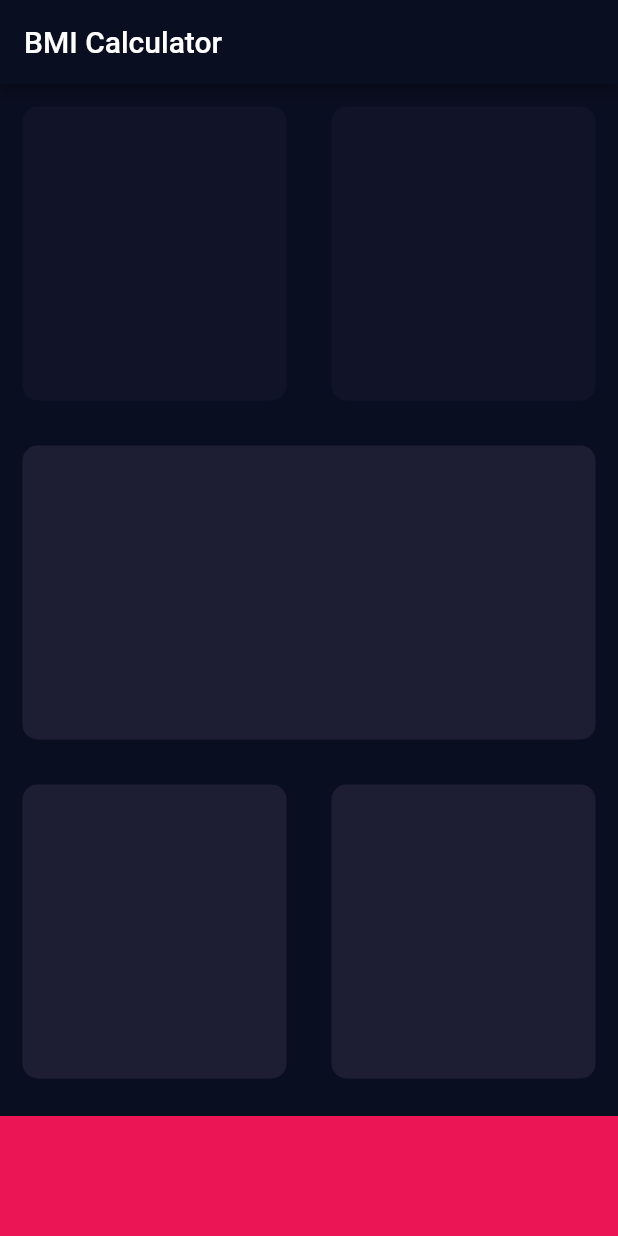
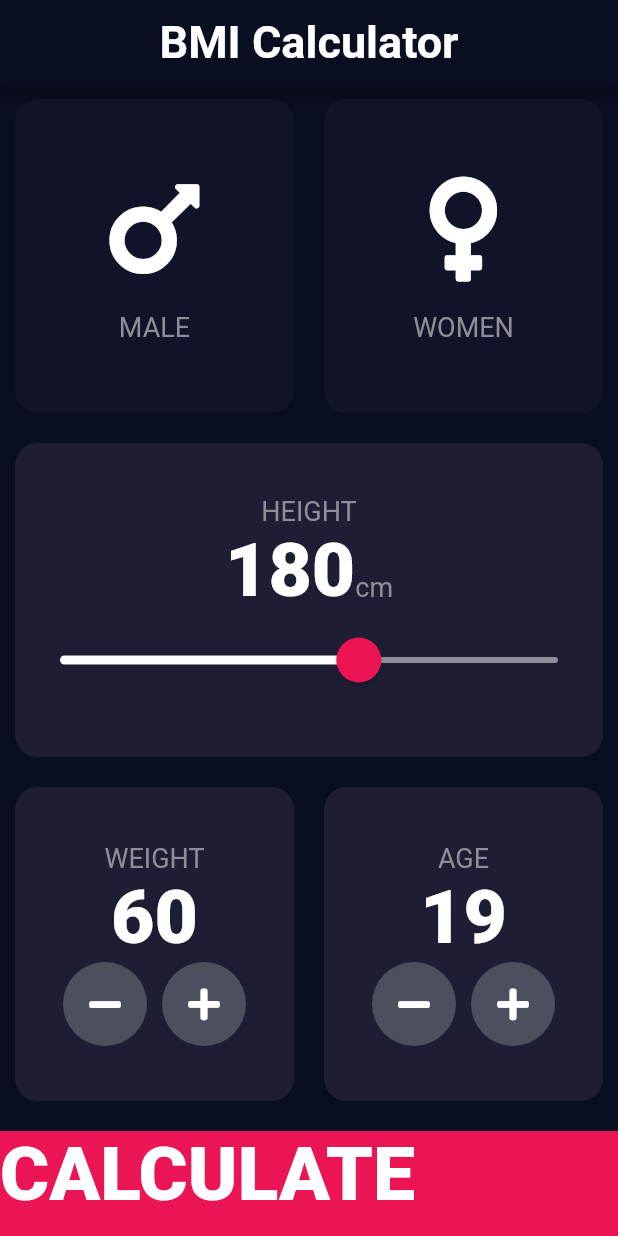
Before and after one commit to aexces/bmi_calculator, a Flutter app: the screen it shows after launch, on a phone screen of 412 x 824 dp. Run offline on Flutter 3.47's test engine with Material 2 defaults, Android fonts, the phone set to English and light mode, and no system bars; our stand-ins replace font_awesome_flutter.

Commit message:
updated front page

```diff
--- a/lib/components/reusable_card.dart
+++ /dev/null
@@ -1,18 +0,0 @@
-import 'package:flutter/material.dart';
-
-class ReusableCard extends StatelessWidget {
-  ReusableCard({@required this.color, this.cardChild});
-  final Color color;
-  final Widget cardChild;
-
-  @override
-  Widget build(BuildContext context) {
-    return Container(
-      margin: EdgeInsets.all(15.0),
-      decoration: BoxDecoration(
-        color: color,
-        borderRadius: BorderRadius.circular(10.0),
-      ),
-    );
-  }
-}
--- a/lib/constants.dart
+++ b/lib/constants.dart
@@ -2,10 +2,24 @@ import 'package:flutter/material.dart';
 
 const activeCardColor = Color(0xFF1D1E33);
 const inactiveCardColor = Color(0xFF111328);
-const bottomContainerColor = Color(0xFFEB1555);
-const iconColor = Color(0xFF8D8E98);
-const bottomContainerHeight = 80.0;
-const labelTextStyle = TextStyle(
+const kBottomContainerColor = Color(0xFFEB1555);
+const kIconColor = Color(0xFF8D8E98);
+const kSliderThumbColor = Color(0xFFEB1555);
+const kSliderThumbTransparentColor = Color(0x29EB1555);
+const kActiveSliderColor = Colors.white;
+const kInactiveSliderColor = Color(0xFF8D8E98);
+const kButtonColor = Color(0xFF4C4F5E);
+const kBottomContainerHeight = 70.0;
+const kAppBarTextStyle = TextStyle(
+  fontSize: 30.0,
+  fontWeight: FontWeight.bold,
+);
+const kLabelTextStyle = TextStyle(
   fontSize: 18.0,
-  color: iconColor,
+  color: kIconColor,
 );
+const kNumberTextStyle = TextStyle(
+  fontSize: 50.0,
+  color: Colors.white,
+  fontWeight: FontWeight.w900,
+);
--- a/lib/main.dart
+++ b/lib/main.dart
@@ -1,5 +1,7 @@
-import './screens/home_screen.dart';
 import 'package:flutter/material.dart';
+
+import 'routes.dart';
+import 'screens/home/home_screen.dart';
 
 void main() => runApp(BMICalculator());
 
@@ -7,11 +9,13 @@ class BMICalculator extends StatelessWidget {
   @override
   Widget build(BuildContext context) {
     return MaterialApp(
+      debugShowCheckedModeBanner: false,
       theme: ThemeData.dark().copyWith(
         primaryColor: Color(0xFF0A0E21),
         scaffoldBackgroundColor: Color(0xFF0A0E21),
       ),
-      home: HomeScreen(),
+      initialRoute: HomeScreen.routeName,
+      routes: routes,
     );
   }
 }
--- a/lib/routes.dart
+++ b/lib/routes.dart
@@ -1,6 +1,9 @@
-import 'package:bmi_calculator/screens/home_screen.dart';
+import 'package:bmi_calculator/screens/results/results_screen.dart';
 import 'package:flutter/material.dart';
+
+import 'screens/home/home_screen.dart';
 
 final Map<String, WidgetBuilder> routes = {
   HomeScreen.routeName: (context) => HomeScreen(),
+  ResultScreen.routeName: (context) => ResultScreen(),
 };
--- /dev/null
+++ b/lib/screens/home/components/body.dart
@@ -0,0 +1,225 @@
+import 'package:bmi_calculator/screens/home/components/icon_content.dart';
+import 'package:bmi_calculator/screens/results/results_screen.dart';
+import 'package:font_awesome_flutter/font_awesome_flutter.dart';
+import 'reusable_card.dart';
+import 'package:flutter/material.dart';
+import '../../../constants.dart';
+import 'round_icon_button.dart';
+
+enum Gender {
+  male,
+  female,
+}
+
+class Body extends StatefulWidget {
+  @override
+  _BodyState createState() => _BodyState();
+}
+
+class _BodyState extends State<Body> {
+  Gender selectedGender;
+  int height = 180;
+  int weight = 60;
+  int age = 19;
+
+  @override
+  Widget build(BuildContext context) {
+    return SafeArea(
+      child: Column(
+        crossAxisAlignment: CrossAxisAlignment.stretch,
+        children: [
+          Expanded(
+            child: Row(
+              children: [
+                Expanded(
+                  child: ReusableCard(
+                    onPress: () {
+                      setState(() {
+                        selectedGender = Gender.male;
+                      });
+                    },
+                    color: selectedGender == Gender.male
+                        ? activeCardColor
+                        : inactiveCardColor,
+                    cardChild: IconContent(
+                      icon: FontAwesomeIcons.mars,
+                      label: "MALE",
+                    ),
+                  ),
+                ),
+                Expanded(
+                  child: ReusableCard(
+                    onPress: () {
+                      setState(() {
+                        selectedGender = Gender.female;
+                      });
+                    },
+                    color: selectedGender == Gender.female
+                        ? activeCardColor
+                        : inactiveCardColor,
+                    cardChild: IconContent(
+                      icon: FontAwesomeIcons.venus,
+                      label: "WOMEN",
+                    ),
+                  ),
+                ),
+              ],
+            ),
+          ),
+          Expanded(
+            child: ReusableCard(
+              color: activeCardColor,
+              cardChild: Column(
+                mainAxisAlignment: MainAxisAlignment.center,
+                children: [
+                  Text(
+                    "HEIGHT",
+                    style: kLabelTextStyle,
+                  ),
+                  Row(
+                    mainAxisAlignment: MainAxisAlignment.center,
+                    crossAxisAlignment: CrossAxisAlignment.baseline,
+                    textBaseline: TextBaseline.alphabetic,
+                    children: [
+                      Text(
+                        height.toString(),
+                        style: kNumberTextStyle,
+                      ),
+                      Text(
+                        "cm",
+                        style: kLabelTextStyle,
+                      ),
+                    ],
+                  ),
+                  SliderTheme(
+                    data: SliderTheme.of(context).copyWith(
+                      thumbColor: kSliderThumbColor,
+                      activeTrackColor: kActiveSliderColor,
+                      inactiveTrackColor: kInactiveSliderColor,
+                      overlayColor: kSliderThumbTransparentColor,
+                      thumbShape:
+                          RoundSliderThumbShape(enabledThumbRadius: 15.0),
+                      overlayShape:
+                          RoundSliderOverlayShape(overlayRadius: 30.0),
+                    ),
+                    child: Slider(
+                      value: height.toDouble(),
+                      min: 120.0,
+                      max: 220.0,
+                      onChanged: (double newValue) {
+                        setState(() {
+                          height = newValue.round();
+                        });
+                      },
+                    ),
+                  ),
+                ],
+              ),
+            ),
+          ),
+          Expanded(
+            child: Row(
+              children: [
+                Expanded(
+                  child: ReusableCard(
+                    color: activeCardColor,
+                    cardChild: Column(
+                      mainAxisAlignment: MainAxisAlignment.center,
+                      children: [
+                        Text(
+                          'WEIGHT',
+                          style: kLabelTextStyle,
+                        ),
+                        Text(
+                          weight.toString(),
+                          style: kNumberTextStyle,
+                        ),
+                        Row(
+                          mainAxisAlignment: MainAxisAlignment.center,
+                          children: [
+                            RoundIconButton(
+                              icon: FontAwesomeIcons.minus,
+                              onPress: () {
+                                setState(() {
+                                  weight--;
+                                });
+                              },
+                            ),
+                            SizedBox(width: 10.0),
+                            RoundIconButton(
+                              icon: FontAwesomeIcons.plus,
+                              onPress: () {
+                                setState(() {
+                                  weight++;
+                                });
+                              },
+                            ),
+                          ],
+                        )
+                      ],
+                    ),
+                  ),
+                ),
+                Expanded(
+                  child: ReusableCard(
+                    color: activeCardColor,
+                    cardChild: Column(
+                      mainAxisAlignment: MainAxisAlignment.center,
+                      children: [
+                        Text(
+                          'AGE',
+                          style: kLabelTextStyle,
+                        ),
+                        Text(
+                          age.toString(),
+                          style: kNumberTextStyle,
+                        ),
+                        Row(
+                          mainAxisAlignment: MainAxisAlignment.center,
+                          children: [
+                            RoundIconButton(
+                              icon: FontAwesomeIcons.minus,
+                              onPress: () {
+                                setState(() {
+                                  age--;
+                                });
+                              },
+                            ),
+                            SizedBox(width: 10.0),
+                            RoundIconButton(
+                              icon: FontAwesomeIcons.plus,
+                              onPress: () {
+                                setState(() {
+                                  age++;
+                                });
+                              },
+                            ),
+                          ],
+                        ),
+                      ],
+                    ),
+                  ),
+                ),
+              ],
+            ),
+          ),
+          GestureDetector(
+            onTap: () {
+              Navigator.pushNamed(context, ResultScreen.routeName);
+            },
+            child: Container(
+              child: Text(
+                'CALCULATE',
+                style: kNumberTextStyle,
+              ),
+              width: double.infinity,
+              height: kBottomContainerHeight,
+              margin: EdgeInsets.only(top: 10.0),
+              color: kBottomContainerColor,
+            ),
+          ),
+        ],
+      ),
+    );
+  }
+}
--- a/lib/components/icon_content.dart
+++ b/lib/screens/home/components/icon_content.dart
@@ -1,27 +1,23 @@
 import 'package:flutter/material.dart';
 
-import '../constants.dart';
+import '../../../constants.dart';
 
 class IconContent extends StatelessWidget {
-  IconContent({this.icon, this.text});
+  IconContent({this.icon, this.label});
   final IconData icon;
-  final String text;
+  final String label;
+
   @override
   Widget build(BuildContext context) {
     return Column(
       mainAxisAlignment: MainAxisAlignment.center,
       children: [
-        Icon(
-          icon,
-          size: 80,
-        ),
-        SizedBox(
-          height: 15.0,
-        ),
+        Icon(icon, size: 80),
+        SizedBox(height: 15.0),
         Text(
-         text,
-          style: labelTextStyle,
-        ),
+          label,
+          style: kLabelTextStyle,
+        )
       ],
     );
   }
--- /dev/null
+++ b/lib/screens/home/components/reusable_card.dart
@@ -0,0 +1,23 @@
+import 'package:flutter/material.dart';
+
+class ReusableCard extends StatelessWidget {
+  ReusableCard({@required this.color, this.cardChild, this.onPress});
+  final Color color;
+  final Widget cardChild;
+  final Function onPress;
+
+  @override
+  Widget build(BuildContext context) {
+    return GestureDetector(
+      onTap: onPress,
+      child: Container(
+        child: cardChild,
+        margin: EdgeInsets.all(10.0),
+        decoration: BoxDecoration(
+          color: color,
+          borderRadius: BorderRadius.circular(15),
+        ),
+      ),
+    );
+  }
+}
--- /dev/null
+++ b/lib/screens/home/components/round_icon_button.dart
@@ -0,0 +1,23 @@
+import 'package:flutter/material.dart';
+
+import '../../../constants.dart';
+
+class RoundIconButton extends StatelessWidget {
+  RoundIconButton({this.icon, @required this.onPress});
+  final IconData icon;
+  final Function onPress;
+  @override
+  Widget build(BuildContext context) {
+    return RawMaterialButton(
+      child: Icon(icon),
+      onPressed: onPress,
+      elevation: 0.0,
+      constraints: BoxConstraints.tightFor(
+        width: 56.0,
+        height: 56.0,
+      ),
+      shape: CircleBorder(),
+      fillColor: kButtonColor,
+    );
+  }
+}
--- /dev/null
+++ b/lib/screens/home/home_screen.dart
@@ -0,0 +1,21 @@
+import 'package:flutter/material.dart';
+
+import '../../constants.dart';
+import 'components/body.dart';
+
+class HomeScreen extends StatelessWidget {
+  static String routeName = "/home";
+  @override
+  Widget build(BuildContext context) {
+    return Scaffold(
+      appBar: AppBar(
+        centerTitle: true,
+        title: Text(
+          "BMI Calculator",
+          style: kAppBarTextStyle,
+        ),
+      ),
+      body: Body(),
+    );
+  }
+}
--- a/lib/screens/home_screen.dart
+++ /dev/null
@@ -1,120 +0,0 @@
-import 'package:font_awesome_flutter/font_awesome_flutter.dart';
-
-import '../components/icon_content.dart';
-import 'package:flutter/material.dart';
-import '../components/reusable_card.dart';
-import '../constants.dart';
-
-enum Gender {
-  male,
-  female,
-}
-
-class HomeScreen extends StatefulWidget {
-  static String routeName = "/home";
-
-  @override
-  _HomeScreenState createState() => _HomeScreenState();
-}
-
-class _HomeScreenState extends State<HomeScreen> {
-  Color maleCardColor = inactiveCardColor;
-  Color femaleCardColor = inactiveCardColor;
-
-  void updateColor(Gender selectedGender) {
-    if (selectedGender == Gender.male) {
-      if (maleCardColor == inactiveCardColor) {
-        maleCardColor = activeCardColor;
-        femaleCardColor = inactiveCardColor;
-      } else {
-        maleCardColor = inactiveCardColor;
-      }
-    }
-    if (selectedGender == Gender.female) {
-      if (femaleCardColor == inactiveCardColor) {
-        femaleCardColor = activeCardColor;
-        maleCardColor = inactiveCardColor;
-      } else {
-        femaleCardColor = inactiveCardColor;
-      }
-    }
-  }
-
-  @override
-  Widget build(BuildContext context) {
-    return Scaffold(
-      appBar: AppBar(
-        title: Text("BMI Calculator"),
-      ),
-      body: Column(
-        children: [
-          Expanded(
-            child: Row(
-              children: [
-                Expanded(
-                  child: GestureDetector(
-                    onTap: () {
-                      setState(() {
-                        updateColor(Gender.male);
-                      });
-                    },
-                    child: ReusableCard(
-                      color: maleCardColor,
-                      cardChild: IconContent(
-                        icon: FontAwesomeIcons.mars,
-                        text: "MALE",
-                      ),
-                    ),
-                  ),
-                ),
-                Expanded(
-                  child: GestureDetector(
-                    onTap: () {
-                      setState(() {
-                        updateColor(Gender.female);
-                      });
-                    },
-                    child: ReusableCard(
-                      color: femaleCardColor,
-                      cardChild: IconContent(
-                        icon: FontAwesomeIcons.venus,
-                        text: "FEMALE",
-                      ),
-                    ),
-                  ),
-                ),
-              ],
-            ),
-          ),
-          Expanded(
-            child: ReusableCard(
-              color: activeCardColor,
-            ),
-          ),
-          Expanded(
-            child: Row(
-              children: [
-                Expanded(
-                  child: ReusableCard(
-                    color: activeCardColor,
-                  ),
-                ),
-                Expanded(
-                  child: ReusableCard(
-                    color: activeCardColor,
-                  ),
-                ),
-              ],
-            ),
-          ),
-          Container(
-            color: bottomContainerColor,
-            margin: EdgeInsets.only(top: 10.0),
-            width: double.infinity,
-            height: bottomContainerHeight,
-          ),
-        ],
-      ),
-    );
-  }
-}
--- /dev/null
+++ b/lib/screens/results/results_screen.dart
@@ -0,0 +1,16 @@
+import 'package:flutter/material.dart';
+
+class ResultScreen extends StatefulWidget {
+  static String routeName = '/result';
+  @override
+  _ResultScreenState createState() => _ResultScreenState();
+}
+
+class _ResultScreenState extends State<ResultScreen> {
+  @override
+  Widget build(BuildContext context) {
+    return SafeArea(
+      child: Scaffold(),
+    );
+  }
+}
```
